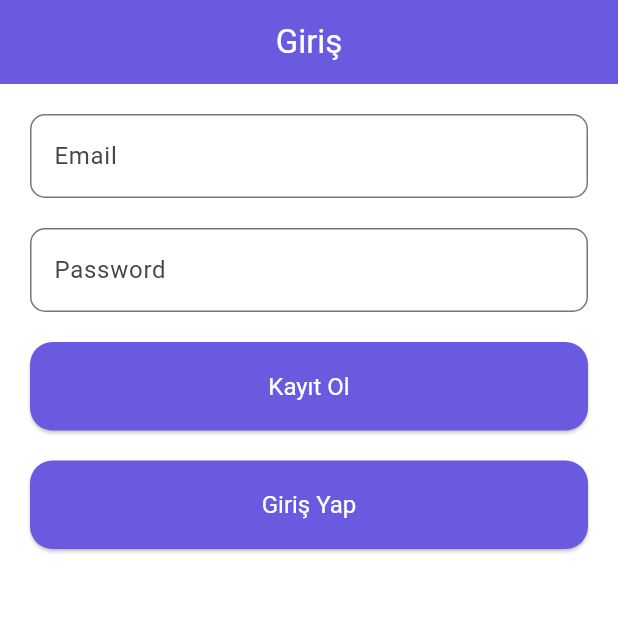
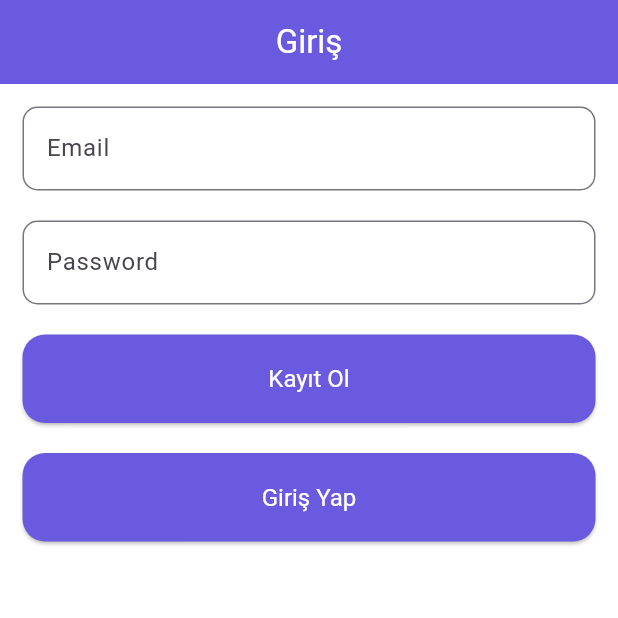
Before and after one commit to Emir1719/question-app, a Flutter app: the screen it shows after launch, on a phone screen of 412 x 824 dp, the top half of it. Run offline on Flutter 3.47's test engine with Material 3 defaults, Android fonts, the phone set to English and light mode, and no system bars; our stand-ins replace bloc, cloud_firestore, equatable, firebase_auth, firebase_core, flutter_bloc and 1 more; accounts and stored records are empty.

Commit message:
Update AndroidManifest, adjust minimum SDK version, and refine UI elements

```diff
--- a/lib/app.dart
+++ b/lib/app.dart
@@ -1,4 +1,5 @@
 import 'package:flutter/material.dart';
+import 'package:flutter/services.dart';
 import 'package:flutter_bloc/flutter_bloc.dart';
 import 'package:question_app/features/question/presentation/cubit/auth/auth_cubit.dart';
 import 'package:question_app/features/question/presentation/cubit/bottom_bar/bottombar_cubit.dart';
@@ -45,13 +46,19 @@ class MainApp extends StatelessWidget {
         backgroundColor: AppColor().primary,
         foregroundColor: AppColor().white,
         centerTitle: true,
+        systemOverlayStyle: SystemUiOverlayStyle(
+          statusBarColor: AppColor().primary,
+          statusBarIconBrightness: Brightness.light,
+          systemNavigationBarColor: AppColor().white,
+          systemNavigationBarIconBrightness: Brightness.dark,
+        ),
       ),
       elevatedButtonTheme: const ElevatedButtonThemeData(
         style: ButtonStyle(
-          fixedSize: MaterialStatePropertyAll(
+          fixedSize: WidgetStatePropertyAll(
             Size.fromHeight(50),
           ),
-          textStyle: MaterialStatePropertyAll(TextStyle(fontSize: 16)),
+          textStyle: WidgetStatePropertyAll(TextStyle(fontSize: 16)),
         ),
       ),
     );
--- a/lib/features/question/presentation/widgets/leadeboard_list.dart
+++ b/lib/features/question/presentation/widgets/leadeboard_list.dart
@@ -18,7 +18,7 @@ class LeaderboardListView extends StatelessWidget {
         var user = state.users[index];
 
         return Card(
-          color: isCurrentUser(user) ? AppColor().primary : AppColor().backgroundLightPurple,
+          color: isCurrentUser(user) ? AppColor().primary : Colors.grey.shade200,
           child: ListTile(
             title: Text(user.name, style: titleStyle(user)),
             subtitle: Text("${user.mark} Puan", style: subtitleStyle(user)),
@@ -30,7 +30,7 @@ class LeaderboardListView extends StatelessWidget {
               ),
               child: Text((index + 1).toString(), style: chipStyle()),
             ),
-            trailing: index == 0 ? Image.asset(AppImage.trophy, height: 35) : null,
+            trailing: index == 0 ? Image.asset(AppImage.trophy, height: 30) : null,
           ),
         );
       },
--- a/lib/features/question/util/padding.dart
+++ b/lib/features/question/util/padding.dart
@@ -1,6 +1,8 @@
 import 'package:flutter/material.dart';
 
 class AppPadding {
-  static EdgeInsetsGeometry get defaultPadding => const EdgeInsets.all(20);
-  static EdgeInsetsGeometry get padding10v15h => const EdgeInsets.symmetric(vertical: 10, horizontal: 15);
+  static EdgeInsetsGeometry get defaultPadding => const EdgeInsets.all(15);
+  static EdgeInsetsGeometry get all20 => const EdgeInsets.all(20);
+  static EdgeInsetsGeometry get padding10v15h =>
+      const EdgeInsets.symmetric(vertical: 10, horizontal: 15);
 }
```
Also changed, not shown: lib/features/question/presentation/pages/profile.dart (+18 -1 lines), lib/features/question/presentation/pages/question_category.dart (+10 -9 lines), lib/features/question/presentation/widgets/profile/profile_success.dart (+5 -23 lines), pubspec.lock, 7 other files.
